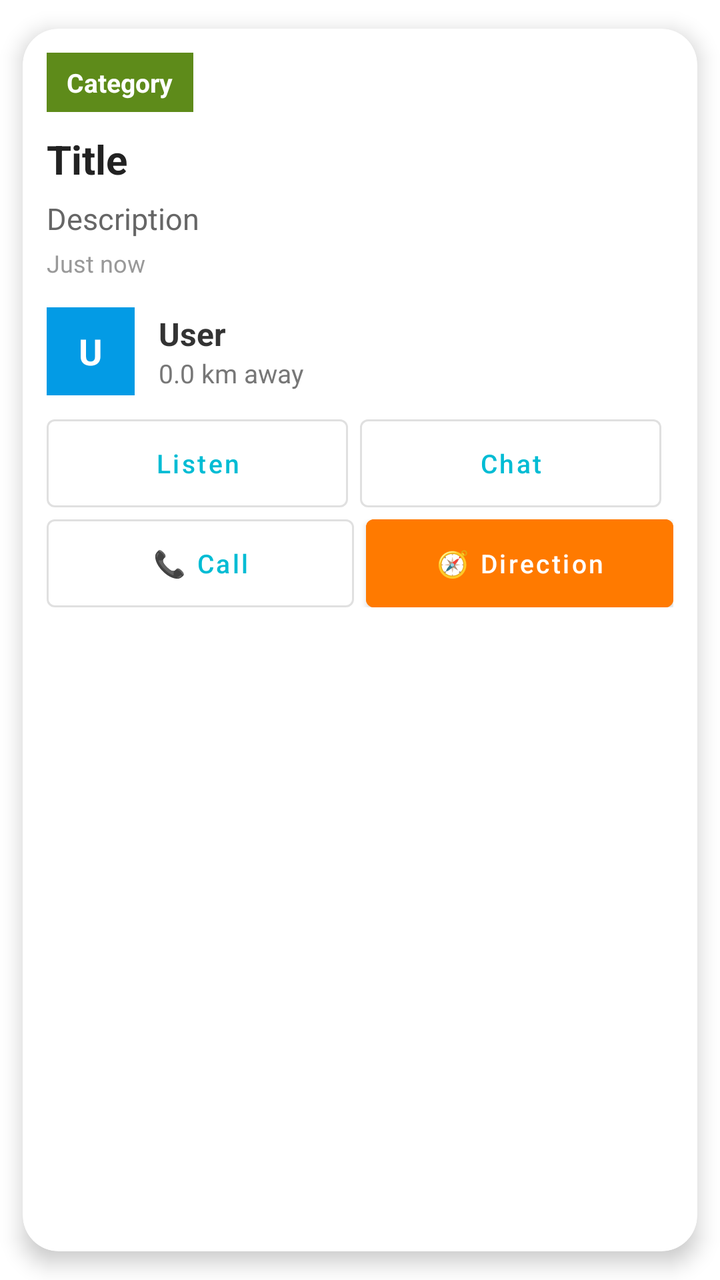
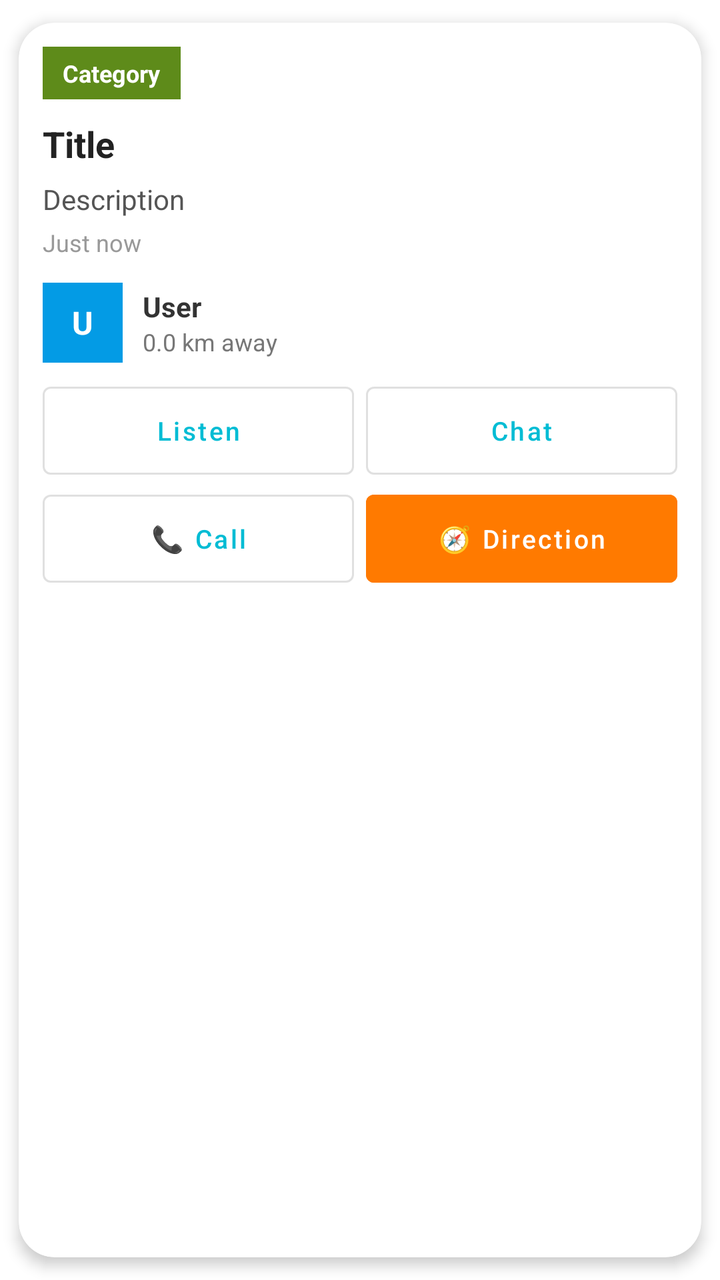

An Android layout rendered at two revisions. The XML below is the earlier revision; the diff shows what the commit changed to produce the second picture.
<!-- AndroidManifest.xml: application theme Theme.TownCrierBD -->
<!-- res/layout/item_announcement.xml -->
<?xml version="1.0" encoding="utf-8"?>
<androidx.cardview.widget.CardView xmlns:android="http://schemas.android.com/apk/res/android"
    xmlns:app="http://schemas.android.com/apk/res-auto"
    android:id="@+id/cardRoot"
    android:layout_width="match_parent"
    android:layout_height="wrap_content"
    android:layout_margin="12dp"
    app:cardCornerRadius="18dp"
    app:cardElevation="6dp"
    app:cardUseCompatPadding="true">

    <LinearLayout
        android:layout_width="match_parent"
        android:layout_height="wrap_content"
        android:orientation="vertical">

        
        <ImageView
            android:id="@+id/ivPhoto"
            android:layout_width="match_parent"
            android:layout_height="180dp"
            android:scaleType="centerCrop"
            android:visibility="gone"
            android:contentDescription="@string/app_name" />

        
        <LinearLayout
            android:layout_width="match_parent"
            android:layout_height="wrap_content"
            android:orientation="horizontal"
            android:gravity="center_vertical"
            android:layout_marginStart="12dp"
            android:layout_marginEnd="12dp"
            android:layout_marginTop="12dp">

            <TextView
                android:id="@+id/tvBadge"
                android:layout_width="wrap_content"
                android:layout_height="wrap_content"
                android:background="#5E8B1A"
                android:paddingStart="10dp"
                android:paddingEnd="10dp"
                android:paddingTop="6dp"
                android:paddingBottom="6dp"
                android:text="Category"
                android:textColor="@android:color/white"
                android:textStyle="bold"
                android:textSize="13sp" />

            <TextView
                android:id="@+id/tvAudioBadge"
                android:layout_width="wrap_content"
                android:layout_height="wrap_content"
                android:layout_marginStart="6dp"
                android:text="🔊 Audio"
                android:textSize="11sp"
                android:textStyle="bold"
                android:textColor="#A21CAF"
                android:visibility="gone"
                android:paddingStart="8dp"
                android:paddingEnd="8dp"
                android:paddingTop="4dp"
                android:paddingBottom="4dp"
                android:background="#F5E6FF"/>

            <View
                android:layout_width="0dp"
                android:layout_height="1dp"
                android:layout_weight="1"/>

            
            <TextView
                android:id="@+id/tvExpiry"
                android:layout_width="wrap_content"
                android:layout_height="wrap_content"
                android:text="⏳ Expires in 24 hrs"
                android:textSize="11sp"
                android:textStyle="bold"
                android:textColor="#388E3C"
                android:visibility="gone"
                android:paddingStart="8dp"
                android:paddingEnd="8dp"
                android:paddingTop="4dp"
                android:paddingBottom="4dp"
                android:background="#EDFFF0"/>

        </LinearLayout>

        
        <TextView
            android:id="@+id/tvTitle"
            android:layout_width="match_parent"
            android:layout_height="wrap_content"
            android:layout_marginStart="12dp"
            android:layout_marginEnd="12dp"
            android:layout_marginTop="10dp"
            android:text="Title"
            android:textColor="#222222"
            android:textStyle="bold"
            android:textSize="20sp" />

        
        <TextView
            android:id="@+id/tvDesc"
            android:layout_width="match_parent"
            android:layout_height="wrap_content"
            android:layout_marginStart="12dp"
            android:layout_marginEnd="12dp"
            android:layout_marginTop="6dp"
            android:text="Description"
            android:textColor="#666666"
            android:textSize="15sp" />

        
        <TextView
            android:id="@+id/tvTime"
            android:layout_width="wrap_content"
            android:layout_height="wrap_content"
            android:layout_marginStart="12dp"
            android:layout_marginTop="4dp"
            android:text="Just now"
            android:textColor="#999999"
            android:textSize="12sp" />

        
        <LinearLayout
            android:layout_width="match_parent"
            android:layout_height="wrap_content"
            android:layout_marginTop="14dp"
            android:layout_marginStart="12dp"
            android:layout_marginEnd="12dp"
            android:orientation="horizontal"
            android:gravity="center_vertical">

            <TextView
                android:id="@+id/tvAvatar"
                android:layout_width="44dp"
                android:layout_height="44dp"
                android:gravity="center"
                android:text="U"
                android:textStyle="bold"
                android:textColor="@android:color/white"
                android:textSize="18sp"
                android:background="#039BE5" />

            <LinearLayout
                android:layout_width="0dp"
                android:layout_height="wrap_content"
                android:layout_weight="1"
                android:layout_marginStart="12dp"
                android:orientation="vertical">

                <TextView
                    android:id="@+id/tvName"
                    android:layout_width="wrap_content"
                    android:layout_height="wrap_content"
                    android:text="User"
                    android:textStyle="bold"
                    android:textSize="16sp"
                    android:textColor="#333333" />

                <TextView
                    android:id="@+id/tvDistance"
                    android:layout_width="wrap_content"
                    android:layout_height="wrap_content"
                    android:text="0.0 km away"
                    android:textSize="13sp"
                    android:textColor="#777777" />
            </LinearLayout>

        </LinearLayout>

        
        <LinearLayout
            android:layout_width="match_parent"
            android:layout_height="wrap_content"
            android:layout_marginStart="12dp"
            android:layout_marginEnd="12dp"
            android:layout_marginTop="12dp"
            android:orientation="horizontal">

            
            <LinearLayout
                android:layout_width="0dp"
                android:layout_height="wrap_content"
                android:layout_weight="1"
                android:orientation="horizontal">

                <com.google.android.material.button.MaterialButton
                    android:id="@+id/btnListen"
                    style="@style/Widget.MaterialComponents.Button.OutlinedButton"
                    android:layout_width="0dp"
                    android:layout_height="44dp"
                    android:layout_weight="1"
                    android:text="Listen"
                    android:textAllCaps="false"
                    android:textSize="13sp"
                    android:insetTop="0dp"
                    android:insetBottom="0dp"
                    android:layout_marginEnd="6dp"/>

                <com.google.android.material.button.MaterialButton
                    android:id="@+id/btnChat"
                    style="@style/Widget.MaterialComponents.Button.OutlinedButton"
                    android:layout_width="0dp"
                    android:layout_height="44dp"
                    android:layout_weight="1"
                    android:text="Chat"
                    android:textAllCaps="false"
                    android:textSize="13sp"
                    android:insetTop="0dp"
                    android:insetBottom="0dp"
                    android:layout_marginEnd="6dp"/>

            </LinearLayout>

        </LinearLayout>

        
        <LinearLayout
            android:layout_width="match_parent"
            android:layout_height="wrap_content"
            android:layout_marginStart="12dp"
            android:layout_marginEnd="12dp"
            android:layout_marginTop="6dp"
            android:layout_marginBottom="12dp"
            android:orientation="horizontal">

            <com.google.android.material.button.MaterialButton
                android:id="@+id/btnCall"
                style="@style/Widget.MaterialComponents.Button.OutlinedButton"
                android:layout_width="0dp"
                android:layout_height="44dp"
                android:layout_weight="1"
                android:text="📞 Call"
                android:textAllCaps="false"
                android:textSize="13sp"
                android:insetTop="0dp"
                android:insetBottom="0dp"
                android:layout_marginEnd="6dp"/>

            
            <com.google.android.material.button.MaterialButton
                android:id="@+id/btnDirection"
                android:layout_width="0dp"
                android:layout_height="44dp"
                android:layout_weight="1"
                android:text="🧭 Direction"
                android:textAllCaps="false"
                android:textSize="13sp"
                android:textColor="@android:color/white"
                android:backgroundTint="#FF7A00"
                android:insetTop="0dp"
                android:insetBottom="0dp"/>

        </LinearLayout>

        
        <LinearLayout
            android:id="@+id/layoutEditDelete"
            android:layout_width="match_parent"
            android:layout_height="wrap_content"
            android:layout_marginStart="12dp"
            android:layout_marginEnd="12dp"
            android:layout_marginBottom="12dp"
            android:orientation="horizontal"
            android:visibility="gone">

            <com.google.android.material.button.MaterialButton
                android:id="@+id/btnEdit"
                style="@style/Widget.MaterialComponents.Button.OutlinedButton"
                android:layout_width="0dp"
                android:layout_height="48dp"
                android:layout_weight="1"
                android:text="Edit"
                android:textAllCaps="false"
                android:layout_marginEnd="8dp"/>

            <com.google.android.material.button.MaterialButton
                android:id="@+id/btnDelete"
                android:layout_width="0dp"
                android:layout_height="48dp"
                android:layout_weight="1"
                android:text="Delete"
                android:textAllCaps="false"
                android:backgroundTint="#F44336"
                android:textColor="@android:color/white"
                android:layout_marginEnd="8dp"/>

            <com.google.android.material.button.MaterialButton
                android:id="@+id/btnDetails"
                style="@style/Widget.MaterialComponents.Button.OutlinedButton"
                android:layout_width="0dp"
                android:layout_height="48dp"
                android:layout_weight="1"
                android:text="Details"
                android:textAllCaps="false"
                android:textSize="14sp"
                android:insetTop="0dp"
                android:insetBottom="0dp"/>

        </LinearLayout>

    </LinearLayout>
</androidx.cardview.widget.CardView>
<!-- resources referenced by this layout -->
<resources>
  <string name="app_name">TownCrierBD</string>
  <style name="Theme.TownCrierBD" parent="Theme.MaterialComponents.Light.NoActionBar">
  
          <item name="colorPrimary">@color/blue_end</item>
          <item name="colorPrimaryVariant">@color/blue_start</item>
          <item name="colorOnPrimary">@color/white</item>
  
          <item name="colorSecondary">@color/blue_start</item>
          <item name="colorSecondaryVariant">@color/blue_end</item>
          <item name="colorOnSecondary">@color/white</item>
  
          <item name="android:forceDarkAllowed" tools:targetApi="q">false</item>
  
          <item name="android:statusBarColor">@color/blue_start</item>
          <item name="android:navigationBarColor">@color/blue_start</item>
  
          <item name="spinnerStyle">@style/TownCrierBD.SpinnerStyle</item>
      </style>
  <color name="blue_end">#00BCD4</color>
  <color name="blue_start">#2196F3</color>
  <color name="white">#FFFFFF</color>
  <style name="TownCrierBD.SpinnerStyle" parent="Widget.AppCompat.Spinner">
      <item name="android:popupBackground">@drawable/bg_spinner_popup_white</item>
          <item name="popupTheme">@style/TownCrierBD.PopupTheme</item>
      </style>
  <!-- drawable bg_spinner_popup_white (drawable) -->
  <?xml version="1.0" encoding="utf-8"?>
  <shape xmlns:android="http://schemas.android.com/apk/res/android">
      <solid android:color="#FFFFFF"/>
      <corners android:radius="16dp"/>
      <padding
          android:left="8dp"
          android:top="8dp"
          android:right="8dp"
          android:bottom="8dp"/>
  </shape>
  <style name="TownCrierBD.PopupTheme" parent="ThemeOverlay.MaterialComponents.Light">
          <item name="android:popupBackground">@drawable/bg_spinner_popup_white</item>
      </style>
</resources>

<!-- the commit's change to res/layout/item_announcement.xml (unified diff, before → after) -->
@@ -4,9 +4,12 @@
     android:id="@+id/cardRoot"
     android:layout_width="match_parent"
     android:layout_height="wrap_content"
-    android:layout_margin="12dp"
+    android:layout_marginStart="12dp"
+    android:layout_marginEnd="12dp"
+    android:layout_marginTop="8dp"
+    android:layout_marginBottom="4dp"
     app:cardCornerRadius="18dp"
-    app:cardElevation="6dp"
+    app:cardElevation="4dp"
     app:cardUseCompatPadding="true">
 
     <LinearLayout
@@ -21,7 +24,7 @@
             android:layout_height="180dp"
             android:scaleType="centerCrop"
             android:visibility="gone"
-            android:contentDescription="@string/app_name" />
+            android:contentDescription="Post image" />
 
         
         <LinearLayout
@@ -40,12 +43,12 @@
                 android:background="#5E8B1A"
                 android:paddingStart="10dp"
                 android:paddingEnd="10dp"
-                android:paddingTop="6dp"
-                android:paddingBottom="6dp"
+                android:paddingTop="5dp"
+                android:paddingBottom="5dp"
                 android:text="Category"
                 android:textColor="@android:color/white"
                 android:textStyle="bold"
-                android:textSize="13sp" />
+                android:textSize="12sp" />
 
             <TextView
                 android:id="@+id/tvAudioBadge"
@@ -97,7 +100,7 @@
             android:text="Title"
             android:textColor="#222222"
             android:textStyle="bold"
-            android:textSize="20sp" />
+            android:textSize="18sp" />
 
         
         <TextView
@@ -108,8 +111,10 @@
             android:layout_marginEnd="12dp"
             android:layout_marginTop="6dp"
             android:text="Description"
-            android:textColor="#666666"
-            android:textSize="15sp" />
+            android:textColor="#555555"
+            android:textSize="14sp"
+            android:maxLines="3"
+            android:ellipsize="end"/>
 
         
         <TextView
@@ -126,7 +131,7 @@
         <LinearLayout
             android:layout_width="match_parent"
             android:layout_height="wrap_content"
-            android:layout_marginTop="14dp"
+            android:layout_marginTop="12dp"
             android:layout_marginStart="12dp"
             android:layout_marginEnd="12dp"
             android:orientation="horizontal"
@@ -134,20 +139,20 @@
 
             <TextView
                 android:id="@+id/tvAvatar"
-                android:layout_width="44dp"
-                android:layout_height="44dp"
+                android:layout_width="40dp"
+                android:layout_height="40dp"
                 android:gravity="center"
                 android:text="U"
                 android:textStyle="bold"
                 android:textColor="@android:color/white"
-                android:textSize="18sp"
+                android:textSize="16sp"
                 android:background="#039BE5" />
 
             <LinearLayout
                 android:layout_width="0dp"
                 android:layout_height="wrap_content"
                 android:layout_weight="1"
-                android:layout_marginStart="12dp"
+                android:layout_marginStart="10dp"
                 android:orientation="vertical">
 
                 <TextView
@@ -156,7 +161,7 @@
                     android:layout_height="wrap_content"
                     android:text="User"
                     android:textStyle="bold"
-                    android:textSize="16sp"
+                    android:textSize="14sp"
                     android:textColor="#333333" />
 
                 <TextView
@@ -164,7 +169,7 @@
                     android:layout_width="wrap_content"
                     android:layout_height="wrap_content"
                     android:text="0.0 km away"
-                    android:textSize="13sp"
+                    android:textSize="12sp"
                     android:textColor="#777777" />
             </LinearLayout>
 
@@ -177,42 +182,33 @@
             android:layout_marginStart="12dp"
             android:layout_marginEnd="12dp"
             android:layout_marginTop="12dp"
+            android:layout_marginBottom="4dp"
             android:orientation="horizontal">
 
-            
-            <LinearLayout
-                android:layout_width="0dp"
-                android:layout_height="wrap_content"
-                android:layout_weight="1"
-                android:orientation="horizontal">
-
-                <com.google.android.material.button.MaterialButton
-                    android:id="@+id/btnListen"
-                    style="@style/Widget.MaterialComponents.Button.OutlinedButton"
-                    android:layout_width="0dp"
-                    android:layout_height="44dp"
-                    android:layout_weight="1"
-                    android:text="Listen"
-                    android:textAllCaps="false"
-                    android:textSize="13sp"
-                    android:insetTop="0dp"
-                    android:insetBottom="0dp"
-                    android:layout_marginEnd="6dp"/>
-
-                <com.google.android.material.button.MaterialButton
-                    android:id="@+id/btnChat"
-                    style="@style/Widget.MaterialComponents.Button.OutlinedButton"
-                    android:layout_width="0dp"
-                    android:layout_height="44dp"
-                    android:layout_weight="1"
-                    android:text="Chat"
-                    android:textAllCaps="false"
-                    android:textSize="13sp"
-                    android:insetTop="0dp"
-                    android:insetBottom="0dp"
-                    android:layout_marginEnd="6dp"/>
-
-            </LinearLayout>
+            <Button
+                android:id="@+id/btnListen"
+                style="@style/Widget.MaterialComponents.Button.OutlinedButton"
+                android:layout_width="0dp"
+                android:layout_height="44dp"
+                android:layout_weight="1"
+                android:text="Listen"
+                android:textAllCaps="false"
+                android:textSize="13sp"
+                android:insetTop="0dp"
+                android:insetBottom="0dp"
+                android:layout_marginEnd="6dp"/>
+
+            <Button
+                android:id="@+id/btnChat"
+                style="@style/Widget.MaterialComponents.Button.OutlinedButton"
+                android:layout_width="0dp"
+                android:layout_height="44dp"
+                android:layout_weight="1"
+                android:text="Chat"
+                android:textAllCaps="false"
+                android:textSize="13sp"
+                android:insetTop="0dp"
+                android:insetBottom="0dp"/>
 
         </LinearLayout>
 
@@ -226,7 +222,7 @@
             android:layout_marginBottom="12dp"
             android:orientation="horizontal">
 
-            <com.google.android.material.button.MaterialButton
+            <Button
                 android:id="@+id/btnCall"
                 style="@style/Widget.MaterialComponents.Button.OutlinedButton"
                 android:layout_width="0dp"
@@ -240,7 +236,7 @@
                 android:layout_marginEnd="6dp"/>
 
             
-            <com.google.android.material.button.MaterialButton
+            <Button
                 android:id="@+id/btnDirection"
                 android:layout_width="0dp"
                 android:layout_height="44dp"
@@ -266,36 +262,36 @@
             android:orientation="horizontal"
             android:visibility="gone">
 
-            <com.google.android.material.button.MaterialButton
+            <Button
                 android:id="@+id/btnEdit"
                 style="@style/Widget.MaterialComponents.Button.OutlinedButton"
                 android:layout_width="0dp"
-                android:layout_height="48dp"
+                android:layout_height="46dp"
                 android:layout_weight="1"
                 android:text="Edit"
                 android:textAllCaps="false"
-                android:layout_marginEnd="8dp"/>
-
-            <com.google.android.material.button.MaterialButton
+                android:layout_marginEnd="6dp"/>
+
+            <Button
                 android:id="@+id/btnDelete"
                 android:layout_width="0dp"
-                android:layout_height="48dp"
+                android:layout_height="46dp"
                 android:layout_weight="1"
                 android:text="Delete"
                 android:textAllCaps="false"
                 android:backgroundTint="#F44336"
                 android:textColor="@android:color/white"
-                android:layout_marginEnd="8dp"/>
-
-            <com.google.android.material.button.MaterialButton
+                android:layout_marginEnd="6dp"/>
+
+            <Button
                 android:id="@+id/btnDetails"
                 style="@style/Widget.MaterialComponents.Button.OutlinedButton"
                 android:layout_width="0dp"
-                android:layout_height="48dp"
+                android:layout_height="46dp"
                 android:layout_weight="1"
                 android:text="Details"
                 android:textAllCaps="false"
-                android:textSize="14sp"
+                android:textSize="13sp"
                 android:insetTop="0dp"
                 android:insetBottom="0dp"/>
 
<!-- resource entries referenced after the edit -->
@@ -1,6 +1,5 @@
 <!-- resources referenced by this layout -->
 <resources>
-  <string name="app_name">TownCrierBD</string>
   <style name="Theme.TownCrierBD" parent="Theme.MaterialComponents.Light.NoActionBar">
   
           <item name="colorPrimary">@color/blue_end</item>
